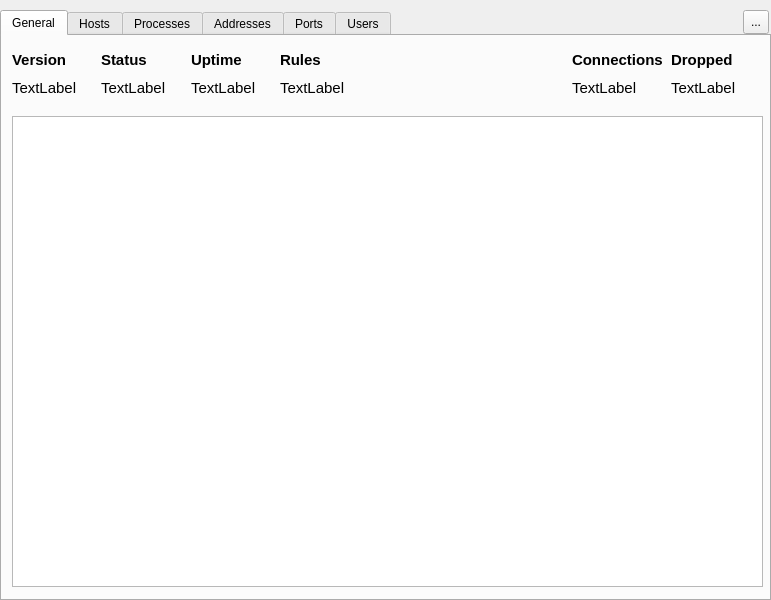
This is ui/opensnitch/res/stats.ui in evilsocket/opensnitch as Qt 5 draws it before an edit. The edited form follows.
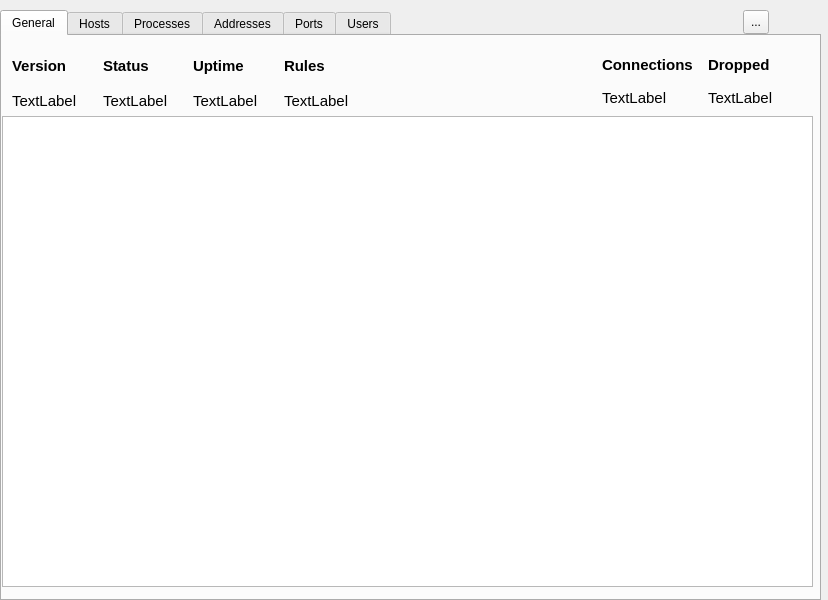
This is the edited form. Icons and pictures are not drawn.

Commit message:
Use QTableView instead of QTableWidget to render data
This change drops down the cpu usage from 100% to 2-5%.

The edit to the form file:
```diff
--- a/ui/opensnitch/res/stats.ui
+++ b/ui/opensnitch/res/stats.ui
@@ -9,7 +9,7 @@
    <rect>
     <x>0</x>
     <y>0</y>
-    <width>771</width>
+    <width>828</width>
     <height>600</height>
    </rect>
   </property>
@@ -44,7 +44,7 @@
     <rect>
      <x>0</x>
      <y>10</y>
-     <width>771</width>
+     <width>821</width>
      <height>591</height>
     </rect>
    </property>
@@ -60,8 +60,8 @@
       <rect>
        <x>10</x>
        <y>10</y>
-       <width>351</width>
-       <height>51</height>
+       <width>356</width>
+       <height>64</height>
       </rect>
      </property>
      <layout class="QGridLayout" name="gridLayout_2">
@@ -254,10 +254,10 @@
     <widget class="QWidget" name="gridLayoutWidget_3">
      <property name="geometry">
       <rect>
-       <x>570</x>
+       <x>600</x>
        <y>10</y>
-       <width>191</width>
-       <height>51</height>
+       <width>206</width>
+       <height>61</height>
       </rect>
      </property>
      <layout class="QGridLayout" name="gridLayout_3">
@@ -355,46 +355,27 @@
       </item>
      </layout>
     </widget>
-    <widget class="QTableWidget" name="eventsTable">
+    <widget class="QTableView" name="eventsTable">
      <property name="geometry">
       <rect>
-       <x>10</x>
+       <x>0</x>
        <y>80</y>
-       <width>751</width>
+       <width>811</width>
        <height>471</height>
       </rect>
      </property>
-     <property name="font">
-      <font>
-       <pointsize>10</pointsize>
-      </font>
-     </property>
-     <property name="sortingEnabled">
+     <property name="autoScroll">
       <bool>false</bool>
      </property>
-     <property name="cornerButtonEnabled">
-      <bool>false</bool>
-     </property>
-     <property name="rowCount">
-      <number>0</number>
-     </property>
-     <property name="columnCount">
-      <number>2</number>
-     </property>
-     <attribute name="horizontalHeaderVisible">
-      <bool>false</bool>
-     </attribute>
-     <attribute name="horizontalHeaderHighlightSections">
-      <bool>false</bool>
+     <attribute name="horizontalHeaderStretchLastSection">
+      <bool>true</bool>
      </attribute>
      <attribute name="verticalHeaderVisible">
       <bool>false</bool>
      </attribute>
-     <attribute name="verticalHeaderHighlightSections">
-      <bool>false</bool>
+     <attribute name="verticalHeaderStretchLastSection">
+      <bool>true</bool>
      </attribute>
-     <column/>
-     <column/>
     </widget>
    </widget>
    <widget class="QWidget" name="tab_4">
```
Left out of the diff: 181 changed lines with no effect on the pictures. The commit also changes 1 other file.
